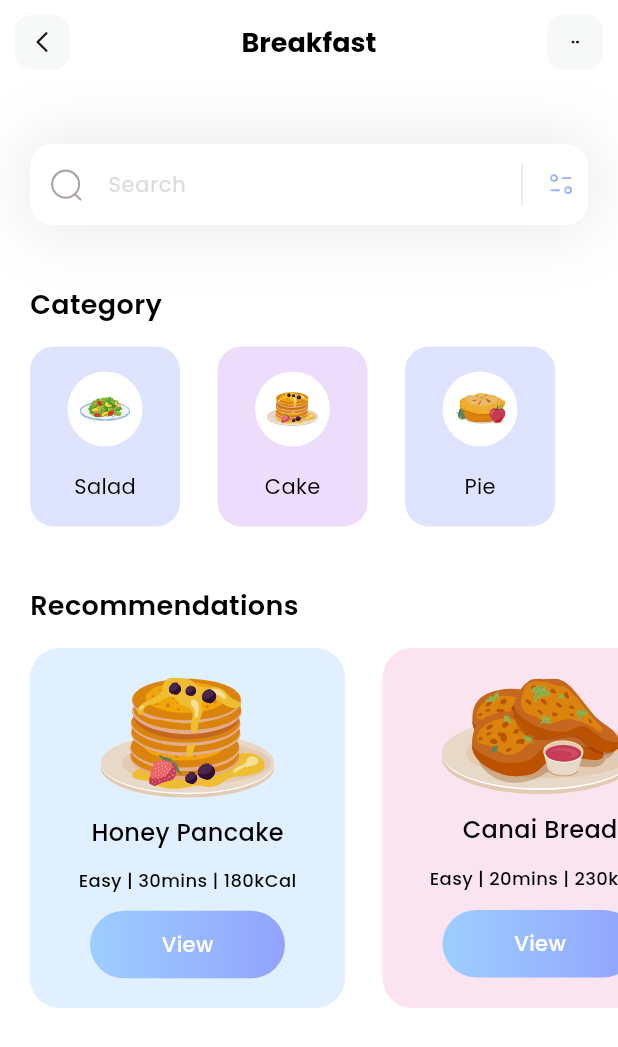
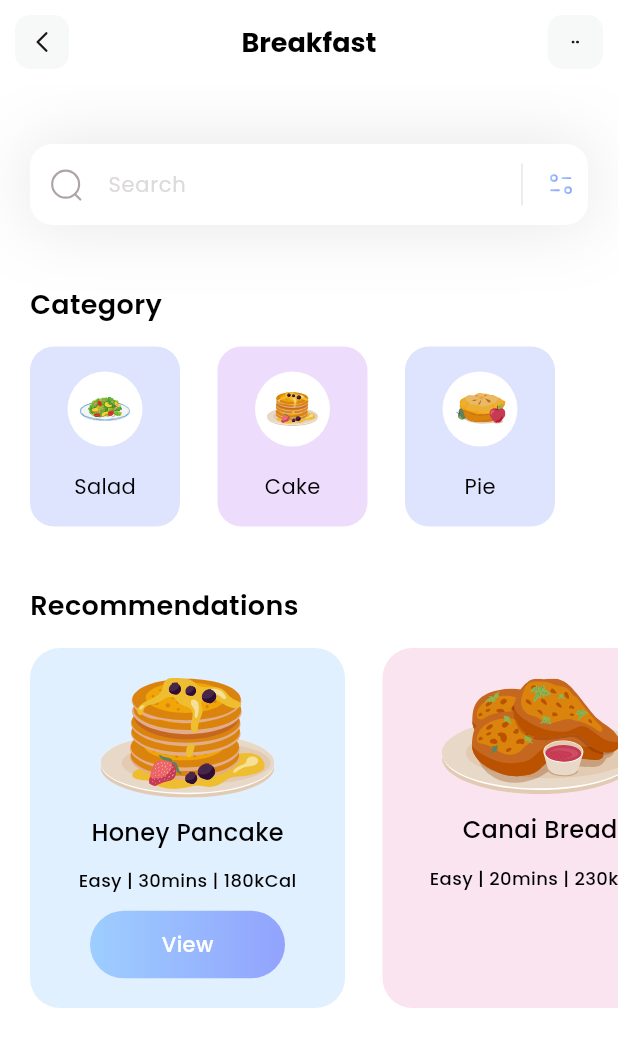
Before and after one commit to stephangriesel/diet-flutter, a Flutter app: the screen it shows after launch, on a phone screen of 412 x 824 dp. Shown: the top 1047 px of the screen. Run offline on Flutter 3.47's test engine with Material 3 defaults, Android fonts, the phone set to English and light mode, and no system bars; our stand-ins replace flutter_svg.

Commit message:
add ternary operator

```diff
--- a/lib/pages/home.dart
+++ b/lib/pages/home.dart
@@ -94,15 +94,15 @@ class HomePage extends StatelessWidget {
                                     child: Text(
                                       'View',
                                       style: TextStyle(
-                                        color: Colors.white,
+                                        color: diets[index].viewIsSelected ? Colors.white : Colors.transparent,
                                         fontWeight: FontWeight.w500,
                                         fontSize: 14,
                                       )
                                       )),
                                   decoration: BoxDecoration(
                                     gradient: LinearGradient(colors: [
-                                      Color(0xff9DCEFF),
-                                      Color(0xff92A3FD),
+                                      diets[index].viewIsSelected ? Color(0xff9DCEFF) : Colors.transparent,
+                                      diets[index].viewIsSelected ? Color(0xff92A3FD) : Colors.transparent,
                                     ]),
                                     borderRadius: BorderRadius.circular(50)
                                   ),
```
